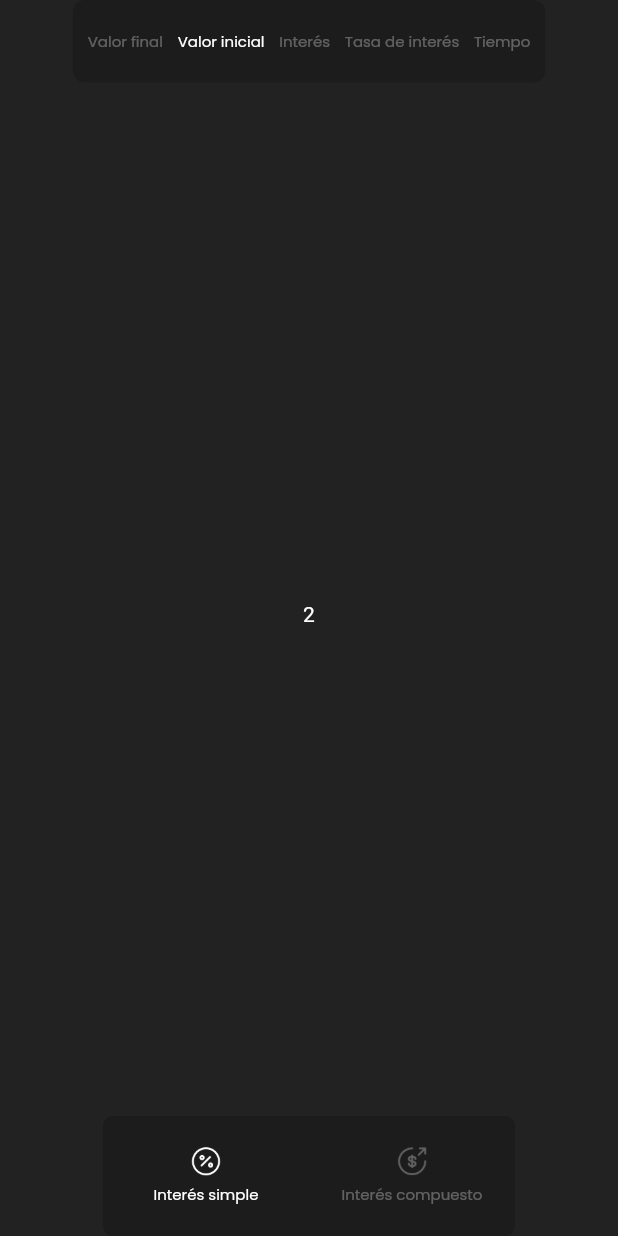
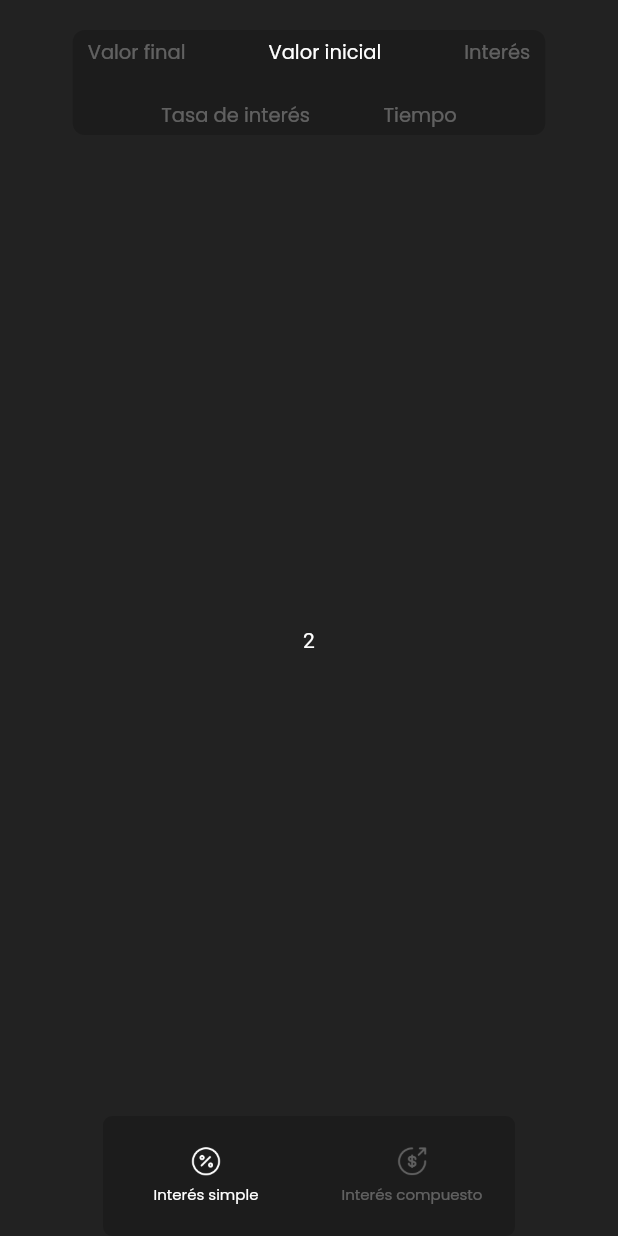
Before and after one commit to Ricarsur/Calculadora_IE, a Flutter app: the screen it shows after launch, after a tap on "Valor inicial", on a phone screen of 412 x 824 dp. Run offline on Flutter 3.47's test engine with Material 2 defaults, Android fonts, the phone set to English and light mode, and no system bars; our stand-ins replace google_fonts.

Commit message:
design remodeling

```diff
--- a/calculadora/lib/constants/color.dart
+++ b/calculadora/lib/constants/color.dart
@@ -5,4 +5,5 @@ class AppColor {
   static Color black = const Color(0xFF000000);
   static Color background = const Color(0xFF222222);
   static Color white = const Color(0xFFFFFFFF);
+  static Color greenLigth = const Color(0xFFBAFFA1);
 }
--- a/calculadora/lib/interface/pages/home_page.dart
+++ b/calculadora/lib/interface/pages/home_page.dart
@@ -1,5 +1,7 @@
 import 'package:calculadora/interface/widgets/top_menu_widget.dart';
 import 'package:flutter/material.dart';
+import 'package:google_fonts/google_fonts.dart';
+import 'package:intl/intl.dart';
 
 import '../../constants/color.dart';
 import '../widgets/bottom_menu_widget.dart';
@@ -38,6 +40,7 @@ class _HomePageState extends State<HomePage> {
         backgroundColor: AppColor.background,
         body: SafeArea(
             child: PageView(
+          physics: const NeverScrollableScrollPhysics(),
           controller: _pageController,
           children: [
             const PageInteresSimple(),
@@ -51,11 +54,17 @@ class _HomePageState extends State<HomePage> {
 }
 
 class _PageInteresSimpleState extends State<PageInteresSimple> {
+  double paddingText = 0;
   final PageController _subPageController = PageController();
   @override
   Widget build(BuildContext context) {
+    DateTime dateTimeNow = DateTime.now();
+    DateTime addAnio = dateTimeNow.add(
+      const Duration(days: 365),
+    );
     return Column(
       children: [
+        const SizedBox(height: 20),
         TopMenuWidget(
           onPageChanged: (index) {
             _subPageController.jumpToPage(index);
@@ -64,20 +73,10 @@ class _PageInteresSimpleState extends State<PageInteresSimple> {
         const SizedBox(height: 20),
         Expanded(
           child: PageView(
+            physics: const NeverScrollableScrollPhysics(),
             controller: _subPageController,
             children: [
-              Column(
-                children: [
-                  TextFieldWidget(
-                    text: 'Monto inicial',
-                    prefixIcon: Icon(
-                      Icons.attach_money_rounded,
-                      color: Colors.white.withOpacity(0.3),
-                    ),
-                    hintText: '0.00',
-                  ),
-                ],
-              ),
+              valorFinal(dateTimeNow, addAnio),
               Center(
                 child: Text('2', style: TextStyle(color: AppColor.white)),
               ),
@@ -96,4 +95,82 @@ class _PageInteresSimpleState extends State<PageInteresSimple> {
       ],
     );
   }
+
+  Padding valorFinal(DateTime dateTimeNow, DateTime addAnio) {
+    return Padding(
+      padding: const EdgeInsets.symmetric(horizontal: 20.0),
+      child: Column(
+        children: [
+          Row(
+            mainAxisAlignment: MainAxisAlignment.spaceAround,
+            children: [
+              TextFieldWidget(
+                text: 'Monto inicial',
+                width: 150,
+                prefixIcon: Icon(
+                  Icons.attach_money_rounded,
+                  color: Colors.white.withOpacity(0.3),
+                ),
+                hintText: '0.0',
+              ),
+              const TextFieldWidget(
+                text: 'Tasa de interés',
+                width: 150,
+                hintText: '0.0%',
+              ),
+            ],
+          ),
+          const SizedBox(height: 20),
+          Row(
+            mainAxisAlignment: MainAxisAlignment.spaceAround,
+            children: [
+              TextFieldWidget(
+                text: 'Fecha inicial',
+                width: 150,
+                hintText:
+                    DateFormat('dd/MM/yyyy').format(dateTimeNow).toString(),
+              ),
+              TextFieldWidget(
+                text: 'Fecha final',
+                width: 150,
+                hintText: DateFormat('dd/MM/yyyy').format(addAnio).toString(),
+              ),
+            ],
+          ),
+          const SizedBox(height: 20),
+          Center(
+              child: Text('Valor Final: \$200',
+                  style: GoogleFonts.poppins(
+                      color: AppColor.white.withOpacity(0.7), fontSize: 21))),
+          const SizedBox(height: 20),
+          Row(
+            crossAxisAlignment: CrossAxisAlignment.center,
+            mainAxisAlignment: MainAxisAlignment.center,
+            children: [
+              MaterialButton(
+                  minWidth: 200,
+                  height: 50,
+                  color: AppColor.greenLigth,
+                  onPressed: () {},
+                  child: const Text(
+                    'Calcular',
+                    style: TextStyle(fontWeight: FontWeight.w600),
+                  )),
+              const SizedBox(width: 10),
+              MaterialButton(
+                height: 50,
+                minWidth: 10,
+                color: Colors.redAccent,
+                onPressed: () {},
+                child: Icon(
+                  Icons.delete_outline_rounded,
+                  color: AppColor.white,
+                ),
+              )
+            ],
+          )
+        ],
+      ),
+    );
+  }
 }
--- a/calculadora/lib/interface/widgets/textfield_widget.dart
+++ b/calculadora/lib/interface/widgets/textfield_widget.dart
@@ -48,7 +48,7 @@ class _TextFieldWidgetState extends State<TextFieldWidget> {
               padding: EdgeInsets.only(left: widget.prefixIcon == null ? 0 : 8),
               child: Text(widget.text,
                   style: TextStyle(
-                      fontSize: 14,
+                      fontSize: 12,
                       color: AppColor.white.withOpacity(0.8),
                       fontWeight: FontWeight.w500)),
             ),
--- a/calculadora/lib/interface/widgets/top_menu_widget.dart
+++ b/calculadora/lib/interface/widgets/top_menu_widget.dart
@@ -18,30 +18,64 @@ class _TopMenuWidgetState extends State<TopMenuWidget> {
     var sizeWidth = MediaQuery.sizeOf(context).width;
     return Container(
       margin: EdgeInsets.symmetric(horizontal: sizeWidth / 8.5),
-      padding: const EdgeInsets.symmetric(horizontal: 10),
-      height: 55,
+      padding: const EdgeInsets.symmetric(horizontal: 10, vertical: 5),
+      height: 70,
       decoration: BoxDecoration(
         color: AppColor.primary,
         borderRadius: BorderRadius.circular(8),
       ),
+      child: Column(
+        children: [
+          Expanded(
             child: Row(
               mainAxisAlignment: MainAxisAlignment.spaceBetween,
               children: [
                 itemTextMenu('Valor final', () {
                   widget.onPageChanged(0);
-          }, _index == 0 ? AppColor.white : AppColor.white.withOpacity(0.3), 0),
+                },
+                    _index == 0
+                        ? AppColor.white
+                        : AppColor.white.withOpacity(0.3),
+                    0),
                 itemTextMenu('Valor inicial', () {
                   widget.onPageChanged(1);
-          }, _index == 1 ? AppColor.white : AppColor.white.withOpacity(0.3), 1),
+                },
+                    _index == 1
+                        ? AppColor.white
+                        : AppColor.white.withOpacity(0.3),
+                    1),
                 itemTextMenu('Interés', () {
                   widget.onPageChanged(2);
-          }, _index == 2 ? AppColor.white : AppColor.white.withOpacity(0.3), 2),
+                },
+                    _index == 2
+                        ? AppColor.white
+                        : AppColor.white.withOpacity(0.3),
+                    2),
+              ],
+            ),
+          ),
+          const SizedBox(height: 25),
+          Expanded(
+            child: Row(
+              mainAxisAlignment: MainAxisAlignment.spaceEvenly,
+              children: [
                 itemTextMenu('Tasa de interés', () {
                   widget.onPageChanged(3);
-          }, _index == 3 ? AppColor.white : AppColor.white.withOpacity(0.3), 3),
+                },
+                    _index == 3
+                        ? AppColor.white
+                        : AppColor.white.withOpacity(0.3),
+                    3),
                 itemTextMenu('Tiempo', () {
                   widget.onPageChanged(4);
-          }, _index == 4 ? AppColor.white : AppColor.white.withOpacity(0.3), 4),
+                },
+                    _index == 4
+                        ? AppColor.white
+                        : AppColor.white.withOpacity(0.3),
+                    4),
+              ],
+            ),
+          )
         ],
       ),
     );
@@ -62,7 +96,7 @@ class _TopMenuWidgetState extends State<TopMenuWidget> {
         child: Center(
           child: Text(
             text,
-            style: GoogleFonts.poppins(color: color, fontSize: 10),
+            style: GoogleFonts.poppins(color: color, fontSize: 13),
           ),
         ),
       ),
--- a/calculadora/pubspec.yaml
+++ b/calculadora/pubspec.yaml
@@ -37,6 +37,7 @@ dependencies:
   cupertino_icons: ^1.0.2
   google_fonts: ^5.1.0
   auto_size_text: ^3.0.0
+  intl: ^0.18.1
 
 dev_dependencies:
   flutter_test:
```
Also changed, not shown: calculadora/pubspec.lock. Lines whose indentation alone changed are shown as unchanged.
